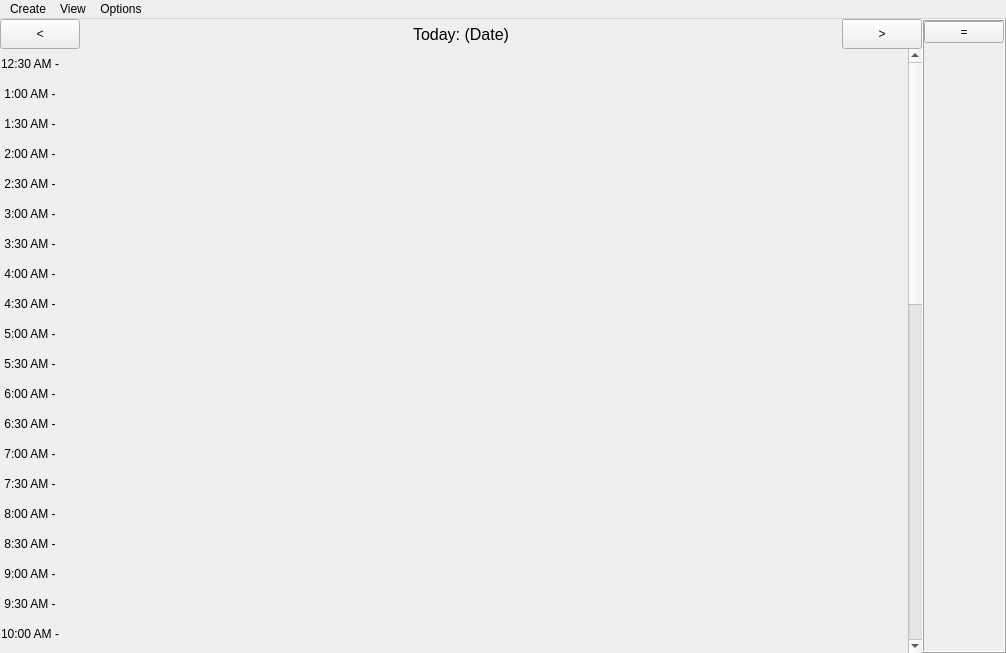
The window that Torg/torg.ui (Tiane-Maestas/Torg) describes before a commit, drawn with Qt 5.
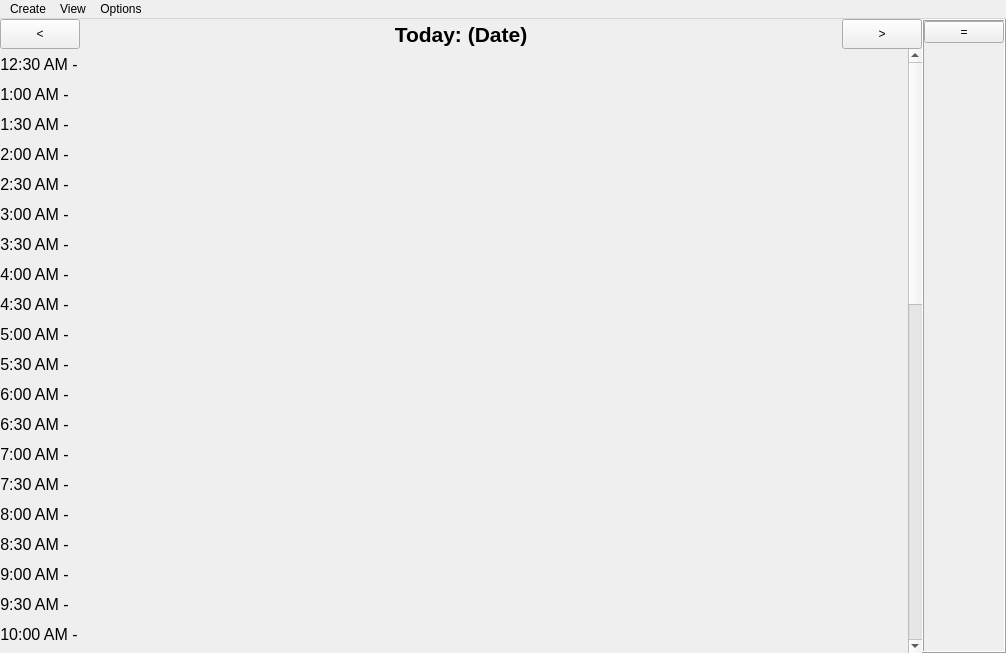
The same window after the commit. The open tabs and pages were chosen to show the change.

What changed in the file:
```diff
--- a/Torg/torg.ui
+++ b/Torg/torg.ui
@@ -107,7 +107,10 @@
             </property>
             <property name="font">
              <font>
-              <pointsize>12</pointsize>
+              <pointsize>16</pointsize>
+              <italic>false</italic>
+              <bold>true</bold>
+              <underline>false</underline>
              </font>
             </property>
             <property name="text">
@@ -153,8 +156,8 @@
              <property name="geometry">
               <rect>
                <x>0</x>
-               <y>0</y>
-               <width>118</width>
+               <y>-938</y>
+               <width>906</width>
                <height>1536</height>
               </rect>
              </property>
@@ -190,6 +193,11 @@
                     <height>30</height>
                    </size>
                   </property>
+                  <property name="font">
+                   <font>
+                    <pointsize>12</pointsize>
+                   </font>
+                  </property>
                   <property name="text">
                    <string>12:30 AM -</string>
                   </property>
@@ -218,6 +226,11 @@
                     <height>25</height>
                    </size>
                   </property>
+                  <property name="font">
+                   <font>
+                    <pointsize>12</pointsize>
+                   </font>
+                  </property>
                   <property name="text">
                    <string/>
                   </property>
@@ -241,6 +254,11 @@
                     <height>30</height>
                    </size>
                   </property>
+                  <property name="font">
+                   <font>
+                    <pointsize>12</pointsize>
+                   </font>
+                  </property>
                   <property name="text">
                    <string>1:00 AM -</string>
                   </property>
@@ -269,6 +287,11 @@
                     <height>25</height>
                    </size>
                   </property>
+                  <property name="font">
+                   <font>
+                    <pointsize>12</pointsize>
+                   </font>
+                  </property>
                   <property name="text">
                    <string/>
                   </property>
@@ -292,6 +315,11 @@
                     <height>30</height>
                    </size>
                   </property>
+                  <property name="font">
+                   <font>
+                    <pointsize>12</pointsize>
+                   </font>
+                  </property>
                   <property name="text">
                    <string>1:30 AM -</string>
                   </property>
@@ -320,6 +348,11 @@
                     <height>25</height>
                    </size>
                   </property>
+                  <property name="font">
+                   <font>
+                    <pointsize>12</pointsize>
+                   </font>
+                  </property>
                   <property name="text">
                    <string/>
                   </property>
@@ -343,6 +376,11 @@
                     <height>30</height>
                    </size>
                   </property>
+                  <property name="font">
+                   <font>
+                    <pointsize>12</pointsize>
+                   </font>
+                  </property>
                   <property name="text">
                    <string>2:00 AM -</string>
                   </property>
@@ -371,6 +409,11 @@
                     <height>25</height>
                    </size>
                   </property>
+                  <property name="font">
+                   <font>
+                    <pointsize>12</pointsize>
+                   </font>
+                  </property>
                   <property name="text">
                    <string/>
                   </property>
@@ -394,6 +437,11 @@
                     <height>30</height>
                    </size>
                   </property>
+                  <property name="font">
+                   <font>
+                    <pointsize>12</pointsize>
+                   </font>
+                  </property>
                   <property name="text">
                    <string>2:30 AM -</string>
                   </property>
@@ -422,6 +470,11 @@
                     <height>25</height>
                    </size>
                   </property>
+                  <property name="font">
+                   <font>
+                    <pointsize>12</pointsize>
+                   </font>
+                  </property>
                   <property name="text">
                    <string/>
                   </property>
@@ -445,6 +498,11 @@
                     <height>30</height>
                    </size>
                   </property>
+                  <property name="font">
+                   <font>
+                    <pointsize>12</pointsize>
+                   </font>
+                  </property>
                   <property name="text">
                    <string>3:00 AM -</string>
                   </property>
@@ -473,6 +531,11 @@
                     <height>25</height>
                    </size>
                   </property>
+                  <property name="font">
+                   <font>
+                    <pointsize>12</pointsize>
+                   </font>
+                  </property>
                   <property name="text">
                    <string/>
                   </property>
@@ -496,6 +559,11 @@
                     <height>30</height>
                    </size>
                   </property>
+                  <property name="font">
+                   <font>
+                    <pointsize>12</pointsize>
+                   </font>
+                  </property>
                   <property name="text">
                    <string>3:30 AM -</string>
                   </property>
@@ -524,6 +592,11 @@
                     <height>25</height>
                    </size>
                   </property>
+                  <property name="font">
+                   <font>
+                    <pointsize>12</pointsize>
+                   </font>
+                  </property>
                   <property name="text">
                    <string/>
                   </property>
@@ -547,6 +620,11 @@
                     <height>30</height>
                    </size>
                   </property>
+                  <property name="font">
+                   <font>
+                    <pointsize>12</pointsize>
+                   </font>
+                  </property>
                   <property name="text">
                    <string>4:00 AM -</string>
                   </property>
@@ -575,6 +653,11 @@
                     <height>25</height>
                    </size>
                   </property>
+                  <property name="font">
+                   <font>
+                    <pointsize>12</pointsize>
+                   </font>
+                  </property>
                   <property name="text">
                    <string/>
                   </property>
@@ -598,6 +681,11 @@
                     <height>30</height>
                    </size>
                   </property>
+                  <property name="font">
+                   <font>
+                    <pointsize>12</pointsize>
+                   </font>
+                  </property>
                   <property name="text">
                    <string>4:30 AM -</string>
                   </property>
@@ -626,6 +714,11 @@
                     <height>25</height>
                    </size>
                   </property>
+                  <property name="font">
+                   <font>
+                    <pointsize>12</pointsize>
+                   </font>
+                  </property>
                   <property name="text">
                    <string/>
                   </property>
@@ -649,6 +742,11 @@
                     <height>30</height>
                    </size>
                   </property>
+                  <property name="font">
+                   <font>
+                    <pointsize>12</pointsize>
+                   </font>
+                  </property>
                   <property name="text">
                    <string>5:00 AM -</string>
                   </property>
@@ -677,6 +775,11 @@
                     <height>25</height>
                    </size>
                   </property>
+                  <property name="font">
+                   <font>
+                    <pointsize>12</pointsize>
+                   </font>
+                  </property>
                   <property name="text">
                    <string/>
                   </property>
@@ -700,6 +803,11 @@
                     <height>30</height>
                    </size>
                   </property>
+                  <property name="font">
+                   <font>
+                    <pointsize>12</pointsize>
+                   </font>
+                  </property>
                   <property name="text">
                    <string>5:30 AM -</string>
                   </property>
@@ -728,6 +836,11 @@
                     <height>25</height>
                    </size>
                   </property>
+                  <property name="font">
+                   <font>
+                    <pointsize>12</pointsize>
+                   </font>
+                  </property>
                   <property name="text">
                    <string/>
                   </property>
@@ -751,6 +864,11 @@
                     <height>30</height>
                    </size>
                   </property>
+                  <property name="font">
+                   <font>
+                    <pointsize>12</pointsize>
+                   </font>
+                  </property>
                   <property name="text">
                    <string>6:00 AM -</string>
                   </property>
@@ -779,6 +897,11 @@
                     <height>25</height>
                    </size>
                   </property>
+                  <property name="font">
+                   <font>
+                    <pointsize>12</pointsize>
+                   </font>
+                  </property>
                   <property name="text">
                    <string/>
                   </property>
@@ -802,6 +925,11 @@
                     <height>30</height>
                    </size>
                   </property>
+                  <property name="font">
+                   <font>
+                    <pointsize>12</pointsize>
+                   </font>
+                  </property>
                   <property name="text">
                    <string>6:30 AM -</string>
                   </property>
@@ -830,6 +958,11 @@
                     <height>25</height>
                    </size>
                   </property>
+                  <property name="font">
+                   <font>
+                    <pointsize>12</pointsize>
+                   </font>
+                  </property>
                   <property name="text">
                    <string/>
                   </property>
@@ -853,6 +986,11 @@
                     <height>30</height>
                    </size>
                   </property>
+                  <property name="font">
+                   <font>
+                    <pointsize>12</pointsize>
+                   </font>
+                  </property>
                   <property name="text">
                    <string>7:00 AM -</string>
                   </property>
@@ -881,6 +1019,11 @@
                     <height>25</height>
                    </size>
                   </property>
+                  <property name="font">
+                   <font>
+                    <pointsize>12</pointsize>
+                   </font>
+                  </property>
                   <property name="text">
                    <string/>
                   </property>
@@ -904,6 +1047,11 @@
                     <height>30</height>
                    </size>
                   </property>
+                  <property name="font">
+                   <font>
+                    <pointsize>12</pointsize>
+                   </font>
+                  </property>
                   <property name="text">
                    <string>7:30 AM -</string>
                   </property>
@@ -932,6 +1080,11 @@
                     <height>25</height>
                    </size>
                   </property>
+                  <property name="font">
+                   <font>
+                    <pointsize>12</pointsize>
+                   </font>
+                  </property>
                   <property name="text">
                    <string/>
                   </property>
@@ -955,6 +1108,11 @@
                     <height>30</height>
                    </size>
                   </property>
+                  <property name="font">
+                   <font>
+                    <pointsize>12</pointsize>
+                   </font>
+                  </property>
                   <property name="text">
                    <string>8:00 AM -</string>
                   </property>
@@ -983,6 +1141,11 @@
                     <height>25</height>
                    </size>
                   </property>
+                  <property name="font">
+                   <font>
+                    <pointsize>12</pointsize>
+                   </font>
+                  </property>
                   <property name="text">
                    <string/>
                   </property>
@@ -1006,6 +1169,11 @@
                     <height>30</height>
                    </size>
                   </property>
+                  <property name="font">
+                   <font>
+                    <pointsize>12</pointsize>
+                   </font>
+                  </property>
                   <property name="text">
                    <string>8:30 AM -</string>
                   </property>
@@ -1034,6 +1202,11 @@
                     <height>25</height>
                    </size>
                   </property>
+                  <property name="font">
+                   <font>
+                    <pointsize>12</pointsize>
+                   </font>
+                  </property>
                   <property name="text">
                    <string/>
                   </property>
@@ -1057,6 +1230,11 @@
                     <height>30</height>
                    </size>
                   </property>
+                  <property name="font">
+                   <font>
+                    <pointsize>12</pointsize>
+                   </font>
+                  </property>
                   <property name="text">
                    <string>9:00 AM -</string>
                   </property>
@@ -1085,6 +1263,11 @@
                     <height>25</height>
                    </size>
                   </property>
+                  <property name="font">
+                   <font>
+                    <pointsize>12</pointsize>
+                   </font>
+                  </property>
                   <property name="text">
                    <string/>
                   </property>
@@ -1108,6 +1291,11 @@
                     <height>30</height>
                    </size>
                   </property>
+                  <property name="font">
+                   <font>
+                    <pointsize>12</pointsize>
+                   </font>
+                  </property>
                   <property name="text">
                    <string>9:30 AM -</string>
                   </property>
@@ -1136,6 +1324,11 @@
                     <height>25</height>
                    </size>
                   </property>
+                  <property name="font">
+                   <font>
+                    <pointsize>12</pointsize>
+                   </font>
+                  </property>
                   <property name="text">
                    <string/>
                   </property>
@@ -1162,6 +1355,11 @@
                     <height>30</height>
                    </size>
                   </property>
+                  <property name="font">
+                   <font>
+                    <pointsize>12</pointsize>
+                   </font>
+                  </property>
                   <property name="text">
                    <string>10:00 AM -</string>
                   </property>
@@ -1190,6 +1388,11 @@
                     <height>25</height>
                    </size>
                   </property>
+                  <property name="font">
+                   <font>
+                    <pointsize>12</pointsize>
+                   </font>
+                  </property>
                   <property name="text">
                    <string/>
                   </property>
@@ -1213,6 +1416,11 @@
                     <height>30</height>
                    </size>
                   </property>
+                  <property name="font">
+                   <font>
+                    <pointsize>12</pointsize>
+                   </font>
+                  </property>
                   <property name="text">
                    <string>10:30 AM -</string>
                   </property>
@@ -1241,6 +1449,11 @@
                     <height>25</height>
                    </size>
                   </property>
+                  <property name="font">
+                   <font>
+                    <pointsize>12</pointsize>
+                   </font>
+                  </property>
                   <property name="text">
                    <string/>
                   </property>
```
Left out of the diff: 321 changed lines with no effect on the pictures.
